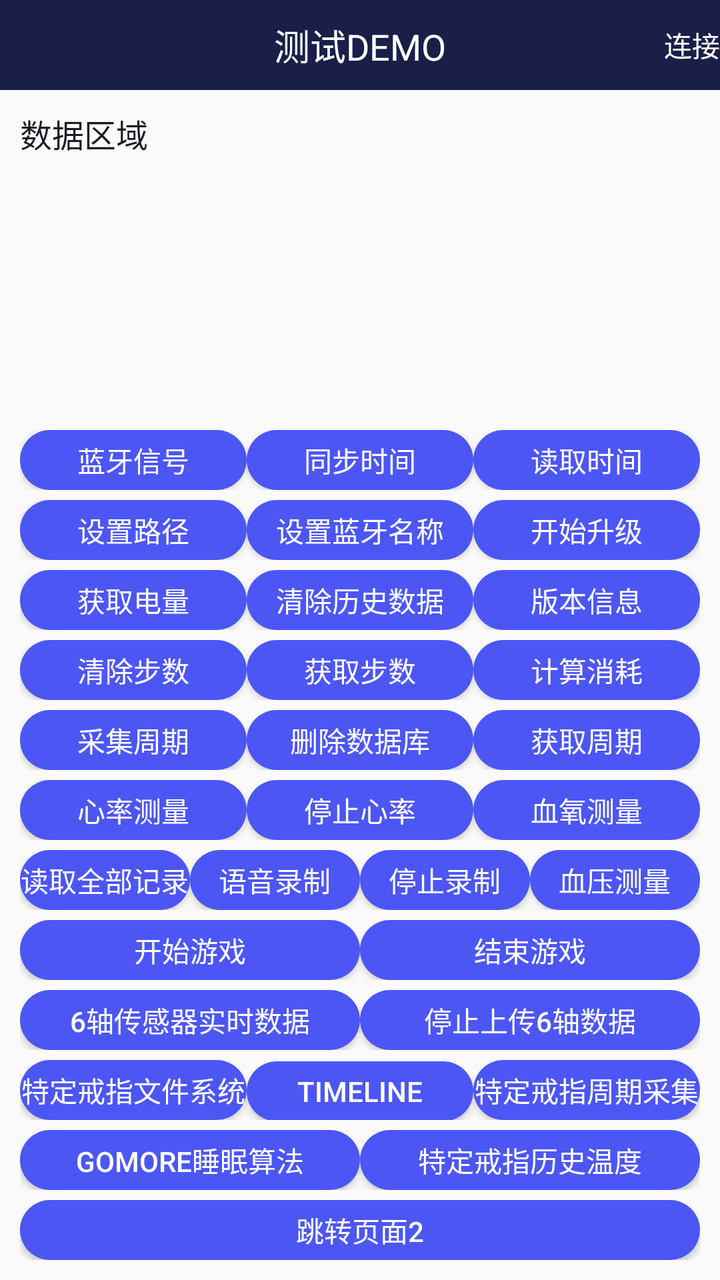
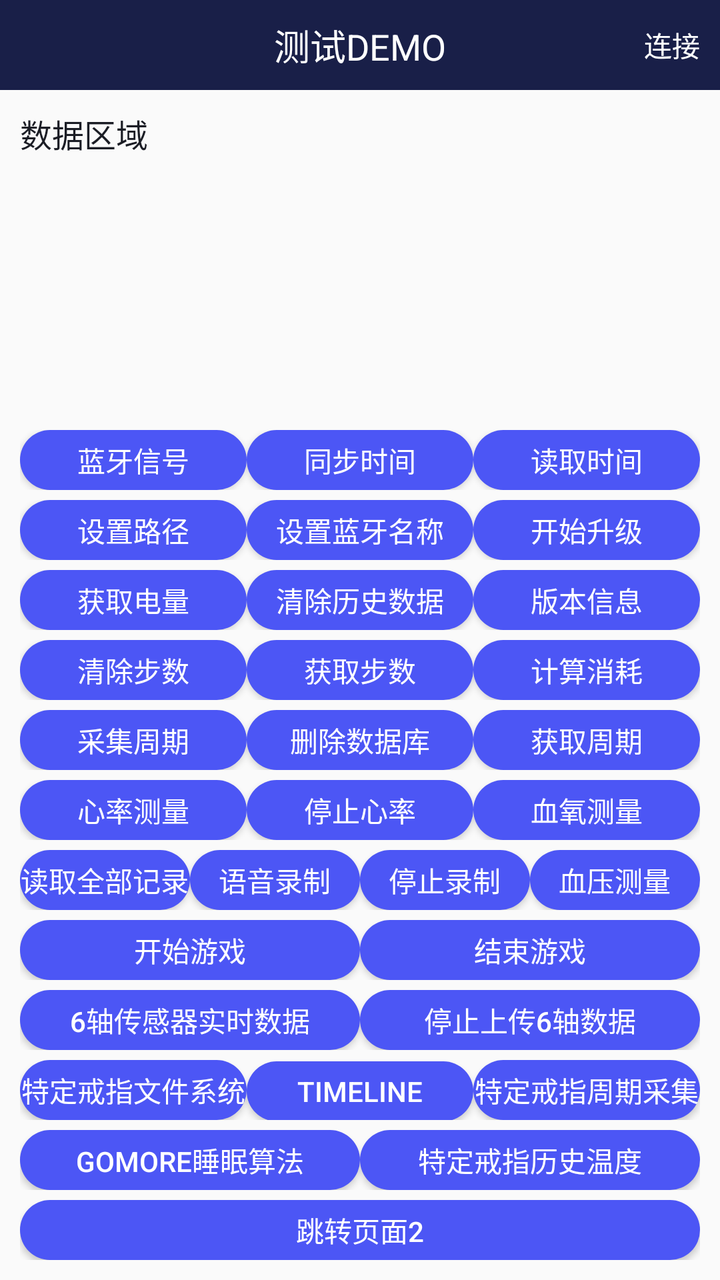

The first picture is an Android layout as it rendered before a commit; the second is the same layout after the commit. The layout source and the unified diff follow.
<!-- AndroidManifest.xml: application theme AppTheme -->
<!-- res/layout/activity_test.xml -->
<?xml version="1.0" encoding="utf-8"?>
<LinearLayout xmlns:android="http://schemas.android.com/apk/res/android"
    xmlns:app="http://schemas.android.com/apk/res-auto"
    xmlns:tools="http://schemas.android.com/tools"
    android:layout_width="match_parent"
    android:layout_height="match_parent"
    android:orientation="vertical"
    android:fitsSystemWindows="true"
    tools:context=".activity.TestActivity">

    <RelativeLayout
        android:layout_width="match_parent"
        android:layout_height="45dp"
        android:background="@color/colorPrimary">
        <TextView
            android:layout_width="wrap_content"
            android:layout_height="wrap_content"
            android:text="测试DEMO"
            android:textSize="18sp"
            android:layout_centerInParent="true"
            android:textColor="@color/white"/>
        <TextView
            android:id="@+id/tv_connect"
            android:layout_width="wrap_content"
            android:layout_height="wrap_content"
            android:text="连接"
            android:textSize="14sp"
            android:layout_centerVertical="true"
            android:layout_marginRight="@dimen/dp_10"
            android:layout_alignParentRight="true"
            android:textColor="@color/white"/>
    </RelativeLayout>
    <TextView
        android:id="@+id/tv_result"
        android:layout_width="match_parent"
        android:layout_height="0dp"
        android:layout_weight="1"
        android:text="数据区域"
        android:scrollbars="vertical"
        android:padding="10dp"
        android:lineSpacingExtra="5dp"
        android:textSize="16sp"
        android:textColor="@color/colorPrimaryDark"/>
    <LinearLayout
        android:layout_width="match_parent"
        android:layout_height="wrap_content"
        android:padding="10dp"
        android:orientation="vertical">
        <LinearLayout
            android:layout_width="match_parent"
            android:layout_height="30dp"
            android:layout_marginTop="5dp"
            android:orientation="horizontal">
            <Button
                android:id="@+id/bt_sys_control"
                android:layout_width="0dp"
                android:layout_weight="1"
                android:layout_height="wrap_content"
                android:text="蓝牙信号"
                android:textSize="14sp"
                android:textColor="@color/white"
                android:background="@drawable/button_bg_state"/>

            <Button
                android:id="@+id/bt_sync_time"
                android:layout_width="0dp"
                android:layout_weight="1"
                android:layout_height="wrap_content"
                android:text="同步时间"
                android:textSize="14sp"
                android:textColor="@color/white"
                android:background="@drawable/button_bg_state"/>
            <Button
                android:id="@+id/bt_read_time"
                android:layout_width="0dp"
                android:layout_weight="1"
                android:layout_height="wrap_content"
                android:text="读取时间"
                android:textSize="14sp"
                android:textColor="@color/white"
                android:background="@drawable/button_bg_state"/>
        </LinearLayout>

        <LinearLayout
            android:layout_width="match_parent"
            android:layout_height="30dp"
            android:layout_marginTop="5dp"
            android:orientation="horizontal">
            <Button
                android:id="@+id/bt_set_file"
                android:layout_width="0dp"
                android:layout_weight="1"
                android:layout_height="wrap_content"
                android:text="设置路径"
                android:textSize="14sp"
                android:textColor="@color/white"
                android:background="@drawable/button_bg_state"/>
            <Button
                android:id="@+id/bt_set_BlueTooth_Name"
                android:layout_width="0dp"
                android:layout_weight="1"
                android:layout_height="wrap_content"
                android:text="设置蓝牙名称"
                android:textSize="14sp"
                android:textColor="@color/white"
                android:background="@drawable/button_bg_state"/>
            <Button
                android:id="@+id/bt_start_update"
                android:layout_width="0dp"
                android:layout_weight="1"
                android:layout_height="wrap_content"
                android:text="开始升级"
                android:textSize="14sp"
                android:textColor="@color/white"
                android:background="@drawable/button_bg_state"/>
        </LinearLayout>

        <LinearLayout
            android:layout_width="match_parent"
            android:layout_height="30dp"
            android:layout_marginTop="5dp"
            android:orientation="horizontal">
            <Button
                android:id="@+id/bt_battery"
                android:layout_width="0dp"
                android:layout_weight="1"
                android:layout_height="wrap_content"
                android:text="获取电量"
                android:textSize="14sp"
                android:textColor="@color/white"
                android:background="@drawable/button_bg_state"/>
            <Button
                android:id="@+id/bt_clean_history"
                android:layout_width="0dp"
                android:layout_weight="1"
                android:layout_height="wrap_content"
                android:text="清除历史数据"
                android:textSize="14sp"
                android:textColor="@color/white"
                android:background="@drawable/button_bg_state"/>
            <Button
                android:id="@+id/bt_version"
                android:layout_width="0dp"
                android:layout_weight="1"
                android:layout_height="wrap_content"
                android:text="版本信息"
                android:textSize="14sp"
                android:textColor="@color/white"
                android:background="@drawable/button_bg_state"/>
        </LinearLayout>
        <LinearLayout
            android:layout_width="match_parent"
            android:layout_height="30dp"
            android:layout_marginTop="5dp"
            android:orientation="horizontal">
            <Button
                android:id="@+id/bt_clear_step"
                android:layout_width="0dp"
                android:layout_weight="1"
                android:layout_height="wrap_content"
                android:text="清除步数"
                android:textSize="14sp"
                android:textColor="@color/white"
                android:background="@drawable/button_bg_state"/>

            <Button
                android:id="@+id/bt_step"
                android:layout_width="0dp"
                android:layout_weight="1"
                android:layout_height="wrap_content"
                android:text="获取步数"
                android:textSize="14sp"
                android:textColor="@color/white"
                android:background="@drawable/button_bg_state"/>
            <Button
                android:id="@+id/bt_calculate_deplete"
                android:layout_width="0dp"
                android:layout_weight="1"
                android:layout_height="wrap_content"
                android:text="计算消耗"
                android:textSize="14sp"
                android:textColor="@color/white"
                android:background="@drawable/button_bg_state"/>
        </LinearLayout>
        <LinearLayout
            android:layout_width="match_parent"
            android:layout_height="30dp"
            android:layout_marginTop="5dp"
            android:orientation="horizontal">
            <Button
                android:id="@+id/bt_collection"
                android:layout_width="0dp"
                android:layout_weight="1"
                android:layout_height="wrap_content"
                android:text="采集周期"
                android:textSize="14sp"
                android:textColor="@color/white"
                android:background="@drawable/button_bg_state"/>
            <Button
                android:id="@+id/bt_delete_data"
                android:layout_width="0dp"
                android:layout_weight="1"
                android:layout_height="wrap_content"
                android:text="删除数据库"
                android:textSize="14sp"
                android:textColor="@color/white"
                android:background="@drawable/button_bg_state"/>
            <Button
                android:id="@+id/bt_get_collection"
                android:layout_width="0dp"
                android:layout_weight="1"
                android:layout_height="wrap_content"
                android:text="获取周期"
                android:textSize="14sp"
                android:textColor="@color/white"
                android:background="@drawable/button_bg_state"/>
        </LinearLayout>
        <LinearLayout
            android:layout_width="match_parent"
            android:layout_height="30dp"
            android:layout_marginTop="5dp"
            android:orientation="horizontal">
            <Button
                android:id="@+id/bt_heart"
                android:layout_width="0dp"
                android:layout_weight="1"
                android:layout_height="wrap_content"
                android:text="心率测量"
                android:textSize="14sp"
                android:textColor="@color/white"
                android:background="@drawable/button_bg_state"/>
            <Button
                android:id="@+id/bt_stop_heart"
                android:layout_width="0dp"
                android:layout_weight="1"
                android:layout_height="wrap_content"
                android:text="停止心率"
                android:textSize="14sp"
                android:textColor="@color/white"
                android:background="@drawable/button_bg_state"/>

            <Button
                android:id="@+id/bt_blood_oxygen"
                android:layout_width="0dp"
                android:layout_weight="1"
                android:layout_height="wrap_content"
                android:text="血氧测量"
                android:textSize="14sp"
                android:textColor="@color/white"
                android:background="@drawable/button_bg_state"/>
        </LinearLayout>
        <LinearLayout
            android:layout_width="match_parent"
            android:layout_height="30dp"
            android:layout_marginTop="5dp"
            android:orientation="horizontal">
            <Button
                android:id="@+id/bt_read_log"
                android:layout_width="0dp"
                android:layout_weight="1"
                android:layout_height="wrap_content"
                android:text="读取全部记录"
                android:textSize="14sp"
                android:textColor="@color/white"
                android:background="@drawable/button_bg_state"/>
            <Button
                android:id="@+id/bt_start_audio"
                android:layout_width="0dp"
                android:layout_weight="1"
                android:layout_height="wrap_content"
                android:text="语音录制"
                android:textSize="14sp"
                android:textColor="@color/white"
                android:background="@drawable/button_bg_state"/>
            <Button
                android:id="@+id/bt_stop_audio"
                android:layout_width="0dp"
                android:layout_weight="1"
                android:layout_height="wrap_content"
                android:text="停止录制"
                android:textSize="14sp"
                android:textColor="@color/white"
                android:background="@drawable/button_bg_state"/>
            <Button
                android:id="@+id/bt_blood_stress"
                android:layout_width="0dp"
                android:layout_weight="1"
                android:layout_height="wrap_content"
                android:text="血压测量"
                android:textSize="14sp"
                android:textColor="@color/white"
                android:background="@drawable/button_bg_state"/>
        </LinearLayout>
        <LinearLayout
            android:layout_width="match_parent"
            android:layout_height="30dp"
            android:layout_marginTop="5dp"
            android:orientation="horizontal">
            <Button
                android:id="@+id/bt_start_play"
                android:layout_width="0dp"
                android:layout_weight="1"
                android:layout_height="wrap_content"
                android:text="开始游戏"
                android:textSize="14sp"
                android:textColor="@color/white"
                android:background="@drawable/button_bg_state"/>
            <Button
                android:id="@+id/bt_stop_play"
                android:layout_width="0dp"
                android:layout_weight="1"
                android:layout_height="wrap_content"
                android:text="结束游戏"
                android:textSize="14sp"
                android:textColor="@color/white"
                android:background="@drawable/button_bg_state"/>
        </LinearLayout>
        <LinearLayout
            android:layout_width="match_parent"
            android:layout_height="30dp"
            android:layout_marginTop="5dp"
            android:orientation="horizontal">
            <Button
                android:id="@+id/bt_start_6_zhou"
                android:layout_width="0dp"
                android:layout_weight="1"
                android:layout_height="wrap_content"
                android:text="6轴传感器实时数据"
                android:textSize="14sp"
                android:textColor="@color/white"
                android:background="@drawable/button_bg_state"/>
            <Button
                android:id="@+id/bt_stop_6_zhou"
                android:layout_width="0dp"
                android:layout_weight="1"
                android:layout_height="wrap_content"
                android:text="停止上传6轴数据"
                android:textSize="14sp"
                android:textColor="@color/white"
                android:background="@drawable/button_bg_state"/>
        </LinearLayout>


        <LinearLayout
            android:layout_width="match_parent"
            android:layout_height="30dp"
            android:layout_marginTop="5dp"
            android:orientation="horizontal">
            <Button
                android:id="@+id/bt_jump_pageFile"
                android:layout_width="0dp"
                android:layout_weight="1"
                android:layout_height="wrap_content"
                android:text="特定戒指文件系统"
                android:textSize="14sp"
                android:textColor="@color/white"
                android:background="@drawable/button_bg_state"/>
            <Button
                android:id="@+id/bt_timeline"
                android:layout_width="0dp"
                android:layout_weight="1"
                android:layout_height="wrap_content"
                android:text="timeline"
                android:textSize="14sp"
                android:textColor="@color/white"
                android:background="@drawable/button_bg_state"/>
            <Button
                android:id="@+id/bt_jump_pageCollection"
                android:layout_width="0dp"
                android:layout_weight="1"
                android:layout_height="wrap_content"
                android:text="特定戒指周期采集"
                android:textSize="14sp"
                android:textColor="@color/white"
                android:background="@drawable/button_bg_state"/>
        </LinearLayout>
        <LinearLayout
            android:layout_width="match_parent"
            android:layout_height="30dp"
            android:layout_marginTop="5dp"
            android:orientation="horizontal">
            <Button
                android:id="@+id/bt_jump_goMore"
                android:layout_width="0dp"
                android:layout_weight="1"
                android:layout_height="wrap_content"
                android:text="GoMore睡眠算法"
                android:textSize="14sp"
                android:textColor="@color/white"
                android:background="@drawable/button_bg_state"/>
            <Button
                android:id="@+id/bt_jump_historyTemp"
                android:layout_width="0dp"
                android:layout_weight="1"
                android:layout_height="wrap_content"
                android:text="特定戒指历史温度"
                android:textSize="14sp"
                android:textColor="@color/white"
                android:background="@drawable/button_bg_state"/>
        </LinearLayout>
        <LinearLayout
            android:layout_width="match_parent"
            android:layout_height="30dp"
            android:layout_marginTop="5dp"
            android:orientation="horizontal">
            <Button
                android:id="@+id/bt_jump_page2"
                android:layout_width="0dp"
                android:layout_weight="1"
                android:layout_height="wrap_content"
                android:text="跳转页面2"
                android:textSize="14sp"
                android:textColor="@color/white"
                android:background="@drawable/button_bg_state"/>
        </LinearLayout>









    </LinearLayout>
</LinearLayout>
<!-- resources referenced by this layout -->
<resources>
  <color name="colorPrimary">#191F48</color>
  <color name="colorPrimaryDark">#1B1D25</color>
  <color name="white">#ffffff</color>
  <!-- drawable button_bg_state (drawable) -->
  <?xml version="1.0" encoding="utf-8"?>
  <selector xmlns:android="http://schemas.android.com/apk/res/android">
      <item android:state_pressed="false">
          <shape xmlns:android="http://schemas.android.com/apk/res/android">
              <corners android:radius="20dp" />
  
              <solid android:color="@color/lan_se" />
          </shape>
      </item>
      <item android:state_pressed="false">
          <shape xmlns:android="http://schemas.android.com/apk/res/android">
              <corners android:radius="20dp" />
  
              <solid android:color="@color/lan_se" />
          </shape>
      </item>
      <item android:state_pressed="true">
          <shape xmlns:android="http://schemas.android.com/apk/res/android">
              <corners android:radius="20dp" />
  
              <solid android:color="@color/lan_se_press" />
          </shape>
      </item>
  
  </selector>
  <style name="AppTheme" parent="Theme.AppCompat.Light.NoActionBar">
          
          <item name="colorPrimary">@color/colorPrimary</item>
          <item name="colorPrimaryDark">@color/colorPrimary</item>
          <item name="colorAccent">@color/colorAccent</item>
  
  
      </style>
  <color name="lan_se">#4C56F5</color>
  <color name="lan_se_press">#554C56F5</color>
  <color name="colorAccent">#03DAC5</color>
</resources>

<!-- the commit's change to res/layout/activity_test.xml (unified diff, before → after) -->
@@ -26,7 +26,7 @@
             android:text="连接"
             android:textSize="14sp"
             android:layout_centerVertical="true"
-            android:layout_marginRight="@dimen/dp_10"
+            android:layout_marginRight="10dp"
             android:layout_alignParentRight="true"
             android:textColor="@color/white"/>
     </RelativeLayout>
